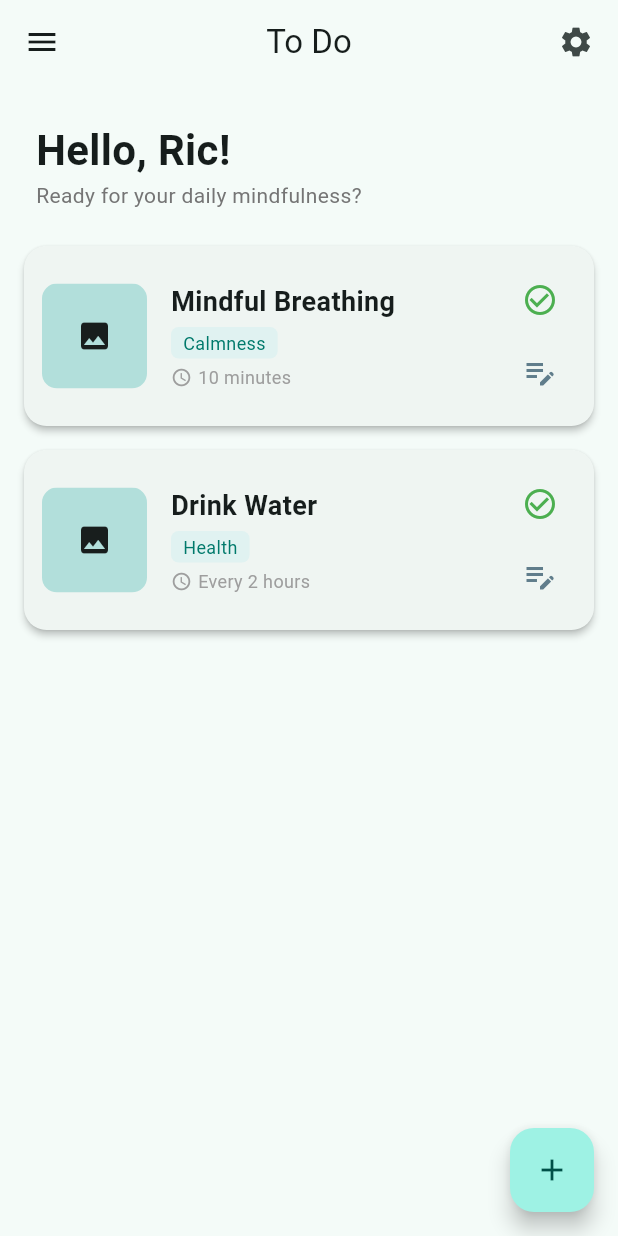
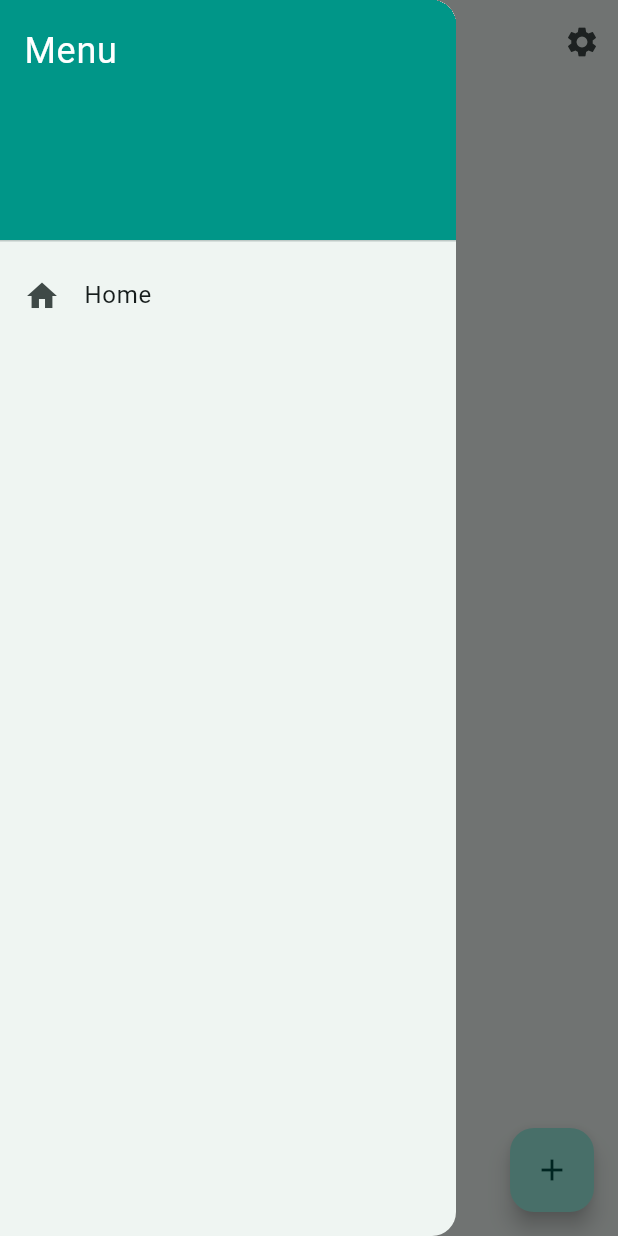
Before and after one commit to siddhipra2804-a11y/habit_tracker, a Flutter app: the screen it shows after launch, with the side drawer open (before the commit the screen has no drawer), on a phone screen of 412 x 824 dp. Run offline on Flutter 3.47's test engine with Material 3 defaults, Android fonts, the phone set to English and light mode, and no system bars; our stand-ins replace fluttertoast, go_router.

Commit message:
implement hemberger menu

```diff
--- a/lib/main.dart
+++ b/lib/main.dart
@@ -9,87 +9,52 @@ class HabitTrackerApp extends StatelessWidget {
   Widget build(BuildContext context) {
     return MaterialApp(
       debugShowCheckedModeBanner: false,
-      theme: ThemeData(
-        colorScheme: ColorScheme.fromSeed(seedColor: Colors.teal),
-        useMaterial3: true,
-      ),
+      theme: ThemeData(colorSchemeSeed: Colors.teal, useMaterial3: true),
       home: const HomeScreen(),
     );
   }
 }
 
-class HomeScreen extends StatefulWidget {
+class HomeScreen extends StatelessWidget {
   const HomeScreen({super.key});
-
-  @override
-  State<HomeScreen> createState() => _HomeScreenState();
-}
-
-class _HomeScreenState extends State<HomeScreen> {
-  // Mock Data Structure
-  final List<Map<String, String>> _todoHabits = [
-    {
-      "title": "Mindful Breathing",
-      "tag": "Calmness",
-      "time": "10 minutes",
-      "image": "https://picsum.photos/seed/meditation/200"
-    },
-    {
-      "title": "Drink Water",
-      "tag": "Health",
-      "time": "Every 2 hours",
-      "image": "https://picsum.photos/seed/water/200"
-    },
-  ];
 
   @override
   Widget build(BuildContext context) {
     return Scaffold(
+      // --- 1. TOP NAVIGATION BAR ---
       appBar: AppBar(
         title: const Text("To Do"),
         centerTitle: true,
-        leading: const Icon(Icons.menu),
-        actions: const [Padding(padding: EdgeInsets.only(right: 16), child: Icon(Icons.settings))],
-      ),
-      body: CustomScrollView(
-        slivers: [
-          // WELCOME SECTION
-          SliverToBoxAdapter(
-            child: Padding(
-              padding: const EdgeInsets.all(24.0),
-              child: Column(
-                crossAxisAlignment: CrossAxisAlignment.start,
-                children: [
-                  const Text("Hello, Ric!", style: TextStyle(fontSize: 28, fontWeight: FontWeight.bold)),
-                  Text("Ready for your daily mindfulness?", style: TextStyle(color: Colors.grey[600])),
-                ],
-              ),
-            ),
-          ),
-
-          // VERTICAL CATEGORY: TO DO
-          SliverPadding(
-            padding: const EdgeInsets.symmetric(horizontal: 16),
-            sliver: SliverList(
-              delegate: SliverChildBuilderDelegate(
-                (context, index) {
-                  final habit = _todoHabits[index];
-                  return HabitCard(
-                    title: habit['title']!,
-                    tag: habit['tag']!,
-                    time: habit['time']!,
-                    imageUrl: habit['image']!,
-                    onComplete: () {
-                      setState(() => _todoHabits.removeAt(index));
-                    },
-                  );
-                },
-                childCount: _todoHabits.length,
-              ),
-            ),
+        // REMOVED: "leading: Icon(Icons.menu)"
+        // WHY: Adding a 'drawer' below tells Flutter to add the icon AND the logic for you.
+        actions: [
+          IconButton(
+            icon: const Icon(Icons.settings),
+            onPressed: () {},
           ),
         ],
       ),
+
+      // --- 2. THE DRAWER (This makes the hamburger work) ---
+      drawer: Drawer(
+        child: ListView(
+          padding: EdgeInsets.zero,
+          children: [
+            const DrawerHeader(
+              decoration: BoxDecoration(color: Colors.teal),
+              child: Text("Menu", style: TextStyle(color: Colors.white, fontSize: 24)),
+            ),
+           ListTile(
+            leading: const Icon(Icons.home),
+            title: const Text("Home"),
+            onTap: () => Navigator.pop(context), // Fixed
+            )
+          ],
+        ),
+      ),
+
+      body: const Center(child: Text("Hello, Ric! Content goes here.")),
+
       floatingActionButton: FloatingActionButton(
         onPressed: () {},
         child: const Icon(Icons.add),
@@ -97,97 +62,3 @@ class _HomeScreenState extends State<HomeScreen> {
     );
   }
 }
-
-// CUSTOM CARD COMPONENT
-class HabitCard extends StatelessWidget {
-  final String title;
-  final String tag;
-  final String time;
-  final String imageUrl;
-  final VoidCallback onComplete;
-
-  const HabitCard({
-    super.key,
-    required this.title,
-    required this.tag,
-    required this.time,
-    required this.imageUrl,
-    required this.onComplete,
-  });
-
-  @override
-  Widget build(BuildContext context) {
-    return Card(
-      elevation: 2,
-      margin: const EdgeInsets.only(bottom: 16),
-      shape: RoundedRectangleBorder(borderRadius: BorderRadius.circular(15)),
-      child: Padding(
-        padding: const EdgeInsets.all(12.0),
-        child: Row(
-          children: [
-            // 1. THUMBNAIL IMAGE
-            ClipRRect(
-              borderRadius: BorderRadius.circular(10),
-              child: Image.network(
-                imageUrl,
-                width: 70,
-                height: 70,
-                fit: BoxFit.cover,
-                errorBuilder: (context, error, stack) => Container(
-                  width: 70,
-                  height: 70,
-                  color: Colors.teal[100],
-                  child: const Icon(Icons.image),
-                ),
-              ),
-            ),
-            const SizedBox(width: 16),
-
-            // 2. TEXT CONTENT (Title, Subtitle, Time)
-            Expanded(
-              child: Column(
-                crossAxisAlignment: CrossAxisAlignment.start,
-                children: [
-                  Text(title, style: const TextStyle(fontSize: 18, fontWeight: FontWeight.bold)),
-                  const SizedBox(height: 4),
-                  Container(
-                    padding: const EdgeInsets.symmetric(horizontal: 8, vertical: 2),
-                    decoration: BoxDecoration(
-                      color: Colors.teal[50],
-                      borderRadius: BorderRadius.circular(5),
-                    ),
-                    child: Text(tag, style: TextStyle(fontSize: 12, color: Colors.teal[700])),
-                  ),
-                  const SizedBox(height: 4),
-                  Row(
-                    children: [
-                      const Icon(Icons.access_time, size: 14, color: Colors.grey),
-                      const SizedBox(width: 4),
-                      Text(time, style: const TextStyle(fontSize: 12, color: Colors.grey)),
-                    ],
-                  ),
-                ],
-              ),
-            ),
-
-            // 3. ACTION ICONS
-            Column(
-              children: [
-                IconButton(
-                  icon: const Icon(Icons.check_circle_outline, color: Colors.green),
-                  onPressed: onComplete, // Mark as Done
-                  tooltip: 'Mark as Done',
-                ),
-                IconButton(
-                  icon: const Icon(Icons.edit_note_outlined, color: Colors.blueGrey),
-                  onPressed: () {}, // Manage Task
-                  tooltip: 'Edit Habit',
-                ),
-              ],
-            ),
-          ],
-        ),
-      ),
-    );
-  }
-}
```
